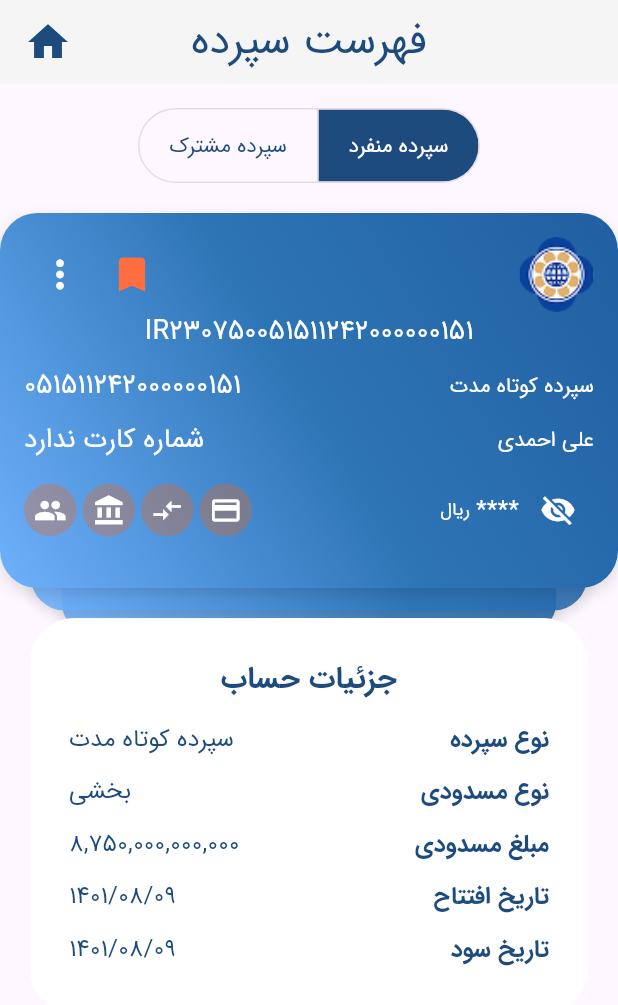
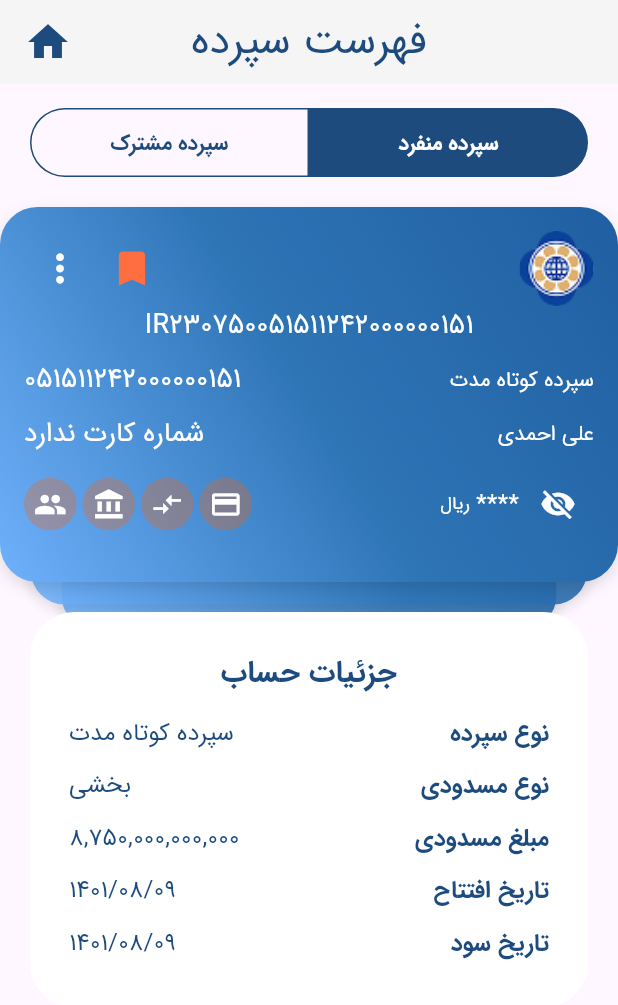
Before and after one commit to amirroohi/mobile-bank, a Flutter app: the AccountsScreen screen opened directly, on a phone screen of 412 x 824 dp. Shown: the top 1005 px of the screen. Run offline on Flutter 3.47's test engine with Material 3 defaults, Android fonts, the phone set to English and light mode, and no system bars; drawn by our look-alikes of card_swiper; our stand-ins replace dropdown_search, pinput, shared_preferences; missing offline and left inert: persian_number_utility; accounts and stored records are empty.

Commit message:
modified at 21/5/2025 11:30

```diff
--- a/lib/views/accounts/accounts_screen.dart
+++ b/lib/views/accounts/accounts_screen.dart
@@ -96,7 +96,6 @@ class _AccountsScreenState extends State<AccountsScreen> {
     if (initialBookmarkedIndex == -1) initialBookmarkedIndex = 0;
   }
 
-
   @override
   Widget build(BuildContext context) {
     return Directionality(
@@ -131,30 +130,81 @@ class _AccountsScreenState extends State<AccountsScreen> {
           child: Column(
             crossAxisAlignment: CrossAxisAlignment.center,
             children: [
-              ToggleButtons(
-                isSelected: [
-                  selectedTab == "سپرده منفرد",
-                  selectedTab == "سپرده مشترک",
-                ],
-                onPressed: (index) {
+
+              Padding(
+                padding: const EdgeInsets.symmetric(horizontal: 20.0),
+                child: Row(
+                  children: [
+                    Expanded(
+                      child: GestureDetector(
+                        onTap: () {
                           setState(() {
-                    selectedTab = index == 0 ? "سپرده منفرد" : "سپرده مشترک";
+                            selectedTab = "سپرده منفرد";
                           });
                         },
-                borderRadius: BorderRadius.circular(50),
-                selectedColor: AppColors.white,
-                fillColor: AppColors.primary,
-                color: AppColors.primary,
-                children: const [
-                  Padding(
-                    padding: EdgeInsets.symmetric(horizontal: 20),
-                    child: Text("سپرده منفرد"),
+                        child: Container(
+                          decoration: BoxDecoration(
+                            color:
+                                selectedTab == "سپرده منفرد"
+                                    ? AppColors.primary
+                                    : Colors.transparent,
+                            border: Border.all(color: AppColors.primary),
+                            borderRadius: BorderRadius.only(
+                              topRight: Radius.circular(50),
+                              bottomRight: Radius.circular(50),
                             ),
-                  Padding(
-                    padding: EdgeInsets.symmetric(horizontal: 20),
-                    child: Text("سپرده مشترک"),
+                          ),
+                          padding: EdgeInsets.symmetric(vertical: 12),
+                          alignment: Alignment.center,
+                          child: Text(
+                            "سپرده منفرد",
+                            style: TextStyle(
+                              color:
+                                  selectedTab == "سپرده منفرد"
+                                      ? Colors.white
+                                      : AppColors.primary,
+                              fontWeight: FontWeight.w600,
+                            ),
+                          ),
+                        ),
+                      ),
+                    ),
+                    Expanded(
+                      child: GestureDetector(
+                        onTap: () {
+                          setState(() {
+                            selectedTab = "سپرده مشترک";
+                          });
+                        },
+                        child: Container(
+                          decoration: BoxDecoration(
+                            color:
+                                selectedTab == "سپرده مشترک"
+                                    ? AppColors.primary
+                                    : Colors.transparent,
+                            border: Border.all(color: AppColors.primary),
+                            borderRadius: BorderRadius.only(
+                              topLeft: Radius.circular(50),
+                              bottomLeft: Radius.circular(50),
+                            ),
+                          ),
+                          padding: EdgeInsets.symmetric(vertical: 12),
+                          alignment: Alignment.center,
+                          child: Text(
+                            "سپرده مشترک",
+                            style: TextStyle(
+                              color:
+                                  selectedTab == "سپرده مشترک"
+                                      ? Colors.white
+                                      : AppColors.primary,
+                              fontWeight: FontWeight.w600,
+                            ),
+                          ),
+                        ),
+                      ),
                     ),
                   ],
+                ),
               ),
               const SizedBox(height: 20),
               SizedBox(
@@ -171,9 +221,9 @@ class _AccountsScreenState extends State<AccountsScreen> {
                     });
                   },
                   itemBuilder: (context, index) {
-                    return BankCard(account: userAccounts[index],
+                    return BankCard(
+                      account: userAccounts[index],
                       onBookmarkPressed: () => _toggleBookmark(index), //  here
-
                     );
                   },
                 ),
@@ -213,7 +263,10 @@ class _AccountsScreenState extends State<AccountsScreen> {
             const SizedBox(height: 8),
             DetailRow(label: "نوع سپرده", value: account.type),
             const DetailRow(label: "نوع مسدودی", value: "بخشی"),
-            DetailRow(label: "مبلغ مسدودی", value: formatWithCommas(account.balance.toString())),
+            DetailRow(
+              label: "مبلغ مسدودی",
+              value: formatWithCommas(account.balance.toString()),
+            ),
             const DetailRow(label: "تاریخ افتتاح", value: "1401/08/09"),
             const DetailRow(label: "تاریخ سود", value: "1401/08/09"),
           ],
@@ -236,10 +289,17 @@ class DetailRow extends StatelessWidget {
       child: Row(
         mainAxisAlignment: MainAxisAlignment.spaceBetween,
         children: [
-          Text(value, style: const TextStyle(fontSize: 16 ,color: AppColors.primary)),
+          Text(
+            value,
+            style: const TextStyle(fontSize: 16, color: AppColors.primary),
+          ),
           Text(
             label,
-            style: const TextStyle(fontSize: 16, fontWeight: FontWeight.bold,color: AppColors.primary),
+            style: const TextStyle(
+              fontSize: 16,
+              fontWeight: FontWeight.bold,
+              color: AppColors.primary,
+            ),
           ),
         ],
       ),
```
Also changed, not shown: lib/views/bill/widgets/bill_history_list.dart (+25 -12 lines). Lines whose indentation alone changed are shown as unchanged.
